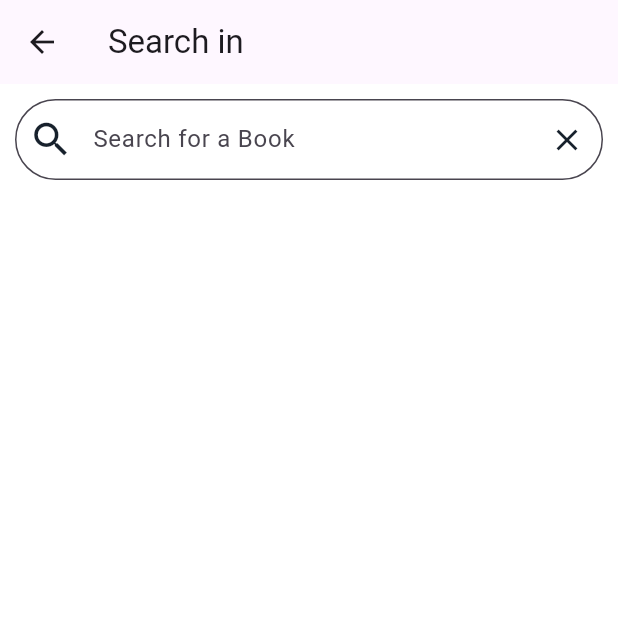
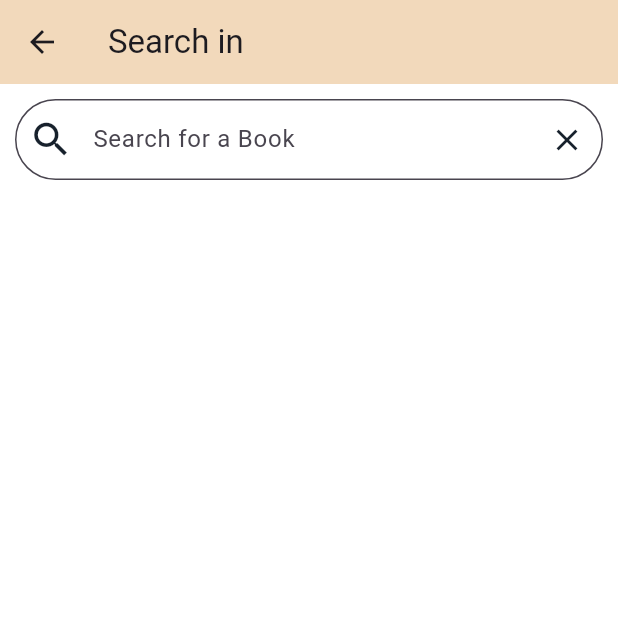
Before and after one commit to Omniamohamed02/BookStore, a Flutter app: the CategoryPage screen opened directly with empty values, after a tap on the "search" icon, on a phone screen of 412 x 824 dp, the top half of it. Run offline on Flutter 3.47's test engine with Material 3 defaults, Android fonts, the phone set to English and light mode, and no system bars; our stand-ins replace dio, firebase_auth, firebase_core, flutter_bloc, get; accounts and stored records are empty; network calls fail.

Commit message:
update13/10

```diff
--- a/lib/l10n/intl_ar.arb
+++ b/lib/l10n/intl_ar.arb
@@ -37,6 +37,11 @@
   "addedToFav": "تمت الإضافة إلى المفضلة",
   "addedTCart": "تمت إضافة الكتاب إلى سلة التسوق بنجاح!",
   "orderSnak": "تم طلب طلبك بنجاح  !",
+  "SearchCategory": "البحث في الفئات",
+  "Search": "البحث في ",
+  "rate": "تقيم",
+  "searchForaBook": "ابحث عن كتاب",
+  "searchForaCategory": "ابحث عن فئة",
   "@title": {
     "description": "عنوان التطبيق"
   }
--- a/lib/l10n/intl_en.arb
+++ b/lib/l10n/intl_en.arb
@@ -37,6 +37,11 @@
   "addedToFav": "Added to favorite !",
   "addedTCart": "Book added to cart  successfully !",
   "orderSnak": "your order is ordered successfully !",
+  "SearchCategory": "Search Categories",
+  "Search": "Search in ",
+  "rate": "Rate",
+  "searchForaBook": "Search for a Book ",
+  "searchForaCategory": "Search for a Category",
   "@title": {
     "description": "The title of the app."
   }
--- a/lib/views/pages/category.dart
+++ b/lib/views/pages/category.dart
@@ -1,7 +1,11 @@
 import 'package:bookstore/views/pages/searchcategory.dart';
 import 'package:bookstore/views/widget/category_card.dart';
 import 'package:flutter/material.dart';
+import 'package:provider/provider.dart';
+import '../../generated/l10n.dart';
 import '../../model/book.dart';
+import '../../providers/language_provider.dart';
+import '../../providers/theme_provider.dart';
 
 class CategoryPage extends StatelessWidget {
   final String category;
@@ -11,10 +15,13 @@ class CategoryPage extends StatelessWidget {
 
   @override
   Widget build(BuildContext context) {
+    final themeProvider = Provider.of<ThemesProvider>(context);
+    final languageProvider = Provider.of<LanguageProvider>(context);
+    final localizations = S.of(context);
     return Scaffold(
-      backgroundColor: Colors.white,
+      backgroundColor: themeProvider.isDarkMode ? Color(0xFF303E44) : Colors.white,
       appBar: AppBar(
-        backgroundColor: Colors.white,
+        backgroundColor:themeProvider.isDarkMode ? Color(0xFF303E44) : Color(0xFFF2D9BB),
         title: Text(category),
         actions: [
           IconButton(onPressed: (){
--- a/lib/views/pages/searchcategory.dart
+++ b/lib/views/pages/searchcategory.dart
@@ -1,6 +1,7 @@
 import 'package:bookstore/views/pages/description.dart';
 import 'package:flutter/material.dart';
 import 'package:provider/provider.dart';
+import '../../generated/l10n.dart';
 import '../../model/book.dart';
 import '../../providers/theme_provider.dart';
 
@@ -70,9 +71,12 @@ class _SearchBooksInCategoryState extends State<SearchBooksInCategory> {
   @override
   Widget build(BuildContext context) {
     final themeProvider = Provider.of<ThemesProvider>(context);
+    final localizations = S.of(context);
     return Scaffold(
+      backgroundColor: themeProvider.isDarkMode ? Color(0xFF303E44) : Colors.white,
       appBar: AppBar(
-        title: Text('Search in ${widget.category}'),
+        backgroundColor:themeProvider.isDarkMode ? Color(0xFF303E44) : Color(0xFFF2D9BB),
+        title: Text('${localizations.Search} ${widget.category}'),
       ),
       body: Column(
         children: [
@@ -82,14 +86,14 @@ class _SearchBooksInCategoryState extends State<SearchBooksInCategory> {
               controller: searchController,
               decoration: InputDecoration(
                 filled: true,
-                fillColor: Colors.white,
+                fillColor: themeProvider.isDarkMode ? Color(0xFF4F5B61) : Colors.white,
                 contentPadding: const EdgeInsets.symmetric(vertical: 15.0),
                 border: OutlineInputBorder(
                   borderRadius: BorderRadius.circular(30.0),
                   borderSide: const BorderSide(width: 0.8, color: Color(0xFF17212C)),
                 ),
-                hintText: 'Search for a Book',
-                prefixIcon: const Icon(Icons.search, size: 30, color: Color(0xFF17212C)),
+                hintText: localizations.searchForaBook,
+                prefixIcon:  Icon(Icons.search, size: 30, color:themeProvider.isDarkMode? Colors.white : Color(0xFF17212C) ),
                 suffixIcon: IconButton(
                   onPressed: () {
                     searchController.clear();
@@ -97,13 +101,14 @@ class _SearchBooksInCategoryState extends State<SearchBooksInCategory> {
                       suggestions = [];
                     });
                   },
-                  icon: const Icon(Icons.clear, color: Color(0xFF17212C)),
+                  icon:  Icon(Icons.clear, color: themeProvider.isDarkMode? Colors.white : Color(0xFF17212C)),
                 ),
               ),
               onChanged: (value) {
                 filterSuggestions(value);
               },
             ),
+
           ),
           Expanded(
             child: suggestions.isNotEmpty
--- a/lib/views/widget/category_card.dart
+++ b/lib/views/widget/category_card.dart
@@ -2,6 +2,7 @@ import 'package:bookstore/views/pages/description.dart';
 import 'package:flutter/material.dart';
 import 'package:provider/provider.dart';
 
+import '../../generated/l10n.dart';
 import '../../model/book.dart';
 import '../../providers/theme_provider.dart';
 
@@ -13,6 +14,7 @@ class CategoryCard extends StatelessWidget {
   @override
   Widget build(BuildContext context) {
     final themeProvider = Provider.of<ThemesProvider>(context);
+    final localizations = S.of(context);
     return GestureDetector(
       onTap: (){
         Navigator.push(context, MaterialPageRoute(
@@ -71,7 +73,7 @@ class CategoryCard extends StatelessWidget {
                   height: 5,
                 ),
                 Text(
-                  'Author: ${book.authors}',
+                  '${localizations.author}: ${book.authors}',
                   style:TextStyle(
                     fontSize: 14,
                     fontWeight: FontWeight.bold,
@@ -82,7 +84,7 @@ class CategoryCard extends StatelessWidget {
                   height: 5,
                 ),
                 Text(
-                  'Rate: 4.5',
+                  '${localizations.rate}: 4.5',
                   style: TextStyle(
                     fontSize: 14,
                     fontWeight: FontWeight.bold,
```
Also changed, not shown: lib/views/pages/search_page.dart (+10 -5 lines), lib/generated/intl/messages_ar.dart, lib/generated/intl/messages_en.dart, lib/generated/l10n.dart.
